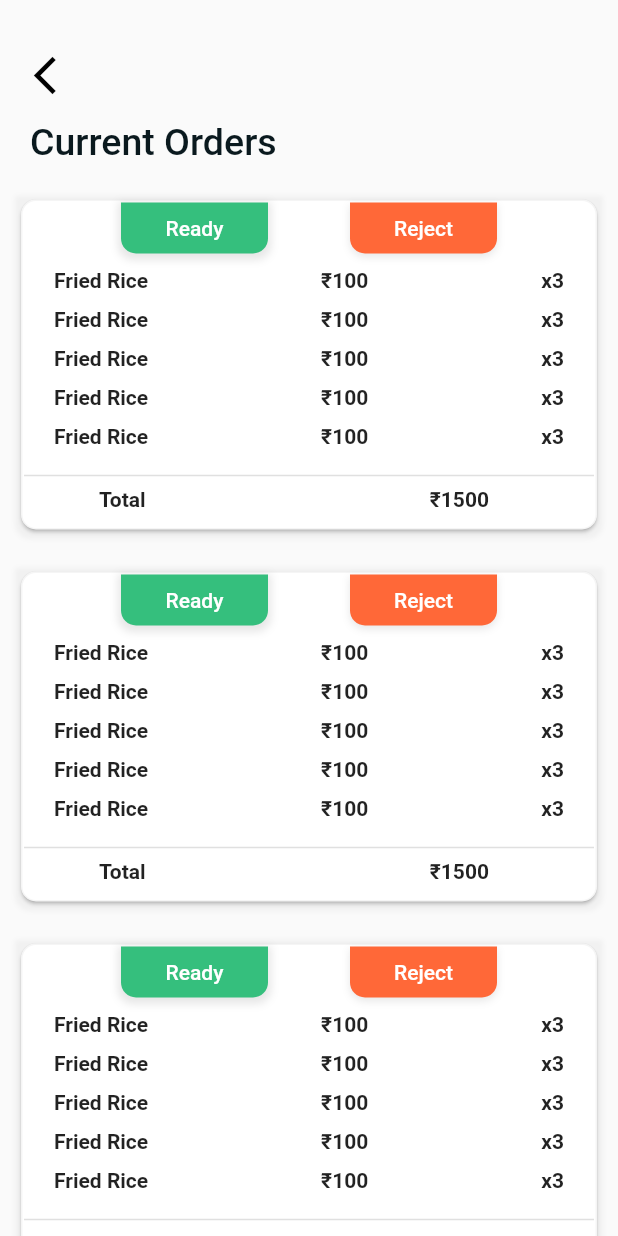
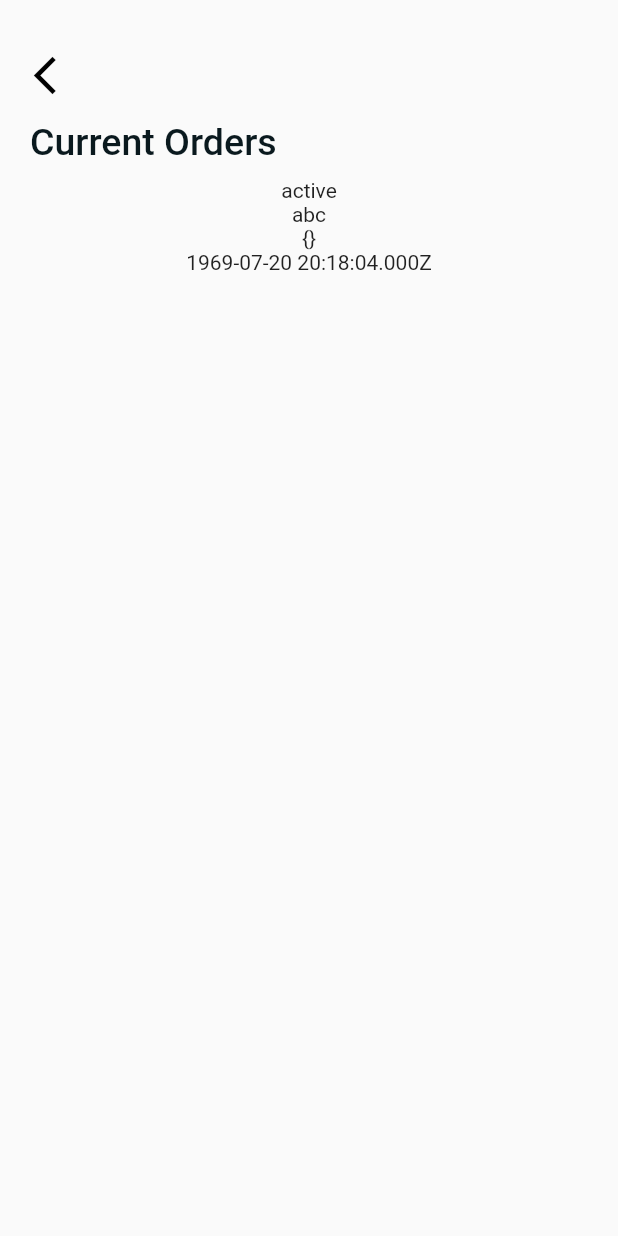
Before and after one commit to architsangal/foodfast, a Flutter app: the CurrentOrdersPage screen opened directly, on a phone screen of 412 x 824 dp. Run offline on Flutter 3.47's test engine with Material 2 defaults, Android fonts, the phone set to English and light mode, and no system bars; our stand-ins replace cloud_firestore, email_validator, firebase_auth, firebase_core, toast; accounts and stored records are empty.

Commit message:
order details printing without UI on current orders screen

```diff
--- a/lib/screens/managerside/Current_orders/current_orders.dart
+++ b/lib/screens/managerside/Current_orders/current_orders.dart
@@ -2,6 +2,8 @@
 
 import 'package:flutter/material.dart';
 import 'package:foodfast/screens/managerside/widgets/order_card.dart';
+import 'package:foodfast/screens/userside/providers/order_provider.dart';
+import 'package:provider/provider.dart';
 
 class CurrentOrdersPage extends StatefulWidget {
   const CurrentOrdersPage({Key? key}) : super(key: key);
@@ -14,6 +16,9 @@ class CurrentOrdersPage extends StatefulWidget {
 class _CurrentOrdersState extends State<CurrentOrdersPage> {
   @override
   Widget build(BuildContext context) {
+    Provider.of<OrderProvider>(context).getorder();
+    final order = Provider.of<OrderProvider>(context);
+
     return Scaffold(
         body: SingleChildScrollView(
       child: Column(
@@ -45,9 +50,18 @@ class _CurrentOrdersState extends State<CurrentOrdersPage> {
               ),
             ),
           ),
-          order_card(),
-          order_card(),
-          order_card(),
+          Text(
+            order.order.type.toString()
+          ),
+          Text(
+            order.order.userid.toString()
+          ),
+          Text(
+            order.order.cart.toString()
+          ),
+          Text(
+            order.order.datetime.toString()
+          )
         ],
       ),
     ));
--- a/lib/screens/managerside/widgets/order_card.dart
+++ b/lib/screens/managerside/widgets/order_card.dart
@@ -1,29 +1,38 @@
 import 'package:flutter/material.dart';
-class order_card extends StatefulWidget {
-  order_card({Key? key}) : super(key: key);
+import 'package:foodfast/screens/userside/models/cart_item.dart';
 
-  @override
-  State<order_card> createState() => _order_cardState();
-}
+class OrderCard extends StatelessWidget {
+  final String userid;
+  final Map<String,CartItem> cart;
+  final DateTime datetime;
+  final String type;
 
-class _order_cardState extends State<order_card> {
+  const OrderCard({
+    Key? key,
+    required this.userid,
+    required this.cart,
+    required this.datetime,
+    required this.type,
+  }) : super(key: key);
+
   @override
   Widget build(BuildContext context) {
     return Container(
       decoration: BoxDecoration(
-            borderRadius: BorderRadius.only(bottomLeft: Radius.circular(10), bottomRight: Radius.circular(10)),
+        borderRadius: const BorderRadius.only(
+            bottomLeft: Radius.circular(10), bottomRight: Radius.circular(10)),
         boxShadow: [
           BoxShadow(
             color: Colors.grey.withOpacity(0.1),
             blurRadius: 2.0,
             spreadRadius: 0.0,
-                offset: Offset(0, 2),
+            offset: const Offset(0, 2),
           ), //BoxShadow
           //BoxShadow
         ],
       ),
       // alignment: Alignment.topLeft,
-          margin: EdgeInsets.fromLTRB(10, 10, 10, 10),
+      margin: const EdgeInsets.fromLTRB(10, 10, 10, 10),
       child: Card(
         color: Colors.white,
         //  elevation: 3,
@@ -49,22 +58,23 @@ class _order_cardState extends State<order_card> {
                       height: 34,
                       width: 98,
                       decoration: BoxDecoration(
-                            color: Color(0xFF35BF7D),
-                            borderRadius:
-                                BorderRadius.only(bottomLeft: Radius.circular(10), bottomRight: Radius.circular(10)),
+                        color: const Color(0xFF35BF7D),
+                        borderRadius: const BorderRadius.only(
+                            bottomLeft: Radius.circular(10),
+                            bottomRight: Radius.circular(10)),
                         boxShadow: [
                           BoxShadow(
                             color: Colors.grey.withOpacity(0.25),
                             blurRadius: 4.0,
                             spreadRadius: 2.0,
-                                offset: Offset(0, 2),
+                            offset: const Offset(0, 2),
                           ), //BoxShadow
                           //BoxShadow
                         ],
                       ),
                       child: TextButton(
                         onPressed: () {},
-                            child: Text(
+                        child: const Text(
                           "Ready",
                           style: TextStyle(color: Colors.white),
                         ),
@@ -74,22 +84,23 @@ class _order_cardState extends State<order_card> {
                       height: 34,
                       width: 98,
                       decoration: BoxDecoration(
-                            color: Color(0xFFFF6838),
-                            borderRadius:
-                                BorderRadius.only(bottomLeft: Radius.circular(10), bottomRight: Radius.circular(10)),
+                        color: const Color(0xFFFF6838),
+                        borderRadius: const BorderRadius.only(
+                            bottomLeft: Radius.circular(10),
+                            bottomRight: Radius.circular(10)),
                         boxShadow: [
                           BoxShadow(
                             color: Colors.grey.withOpacity(0.25),
                             blurRadius: 4.0,
                             spreadRadius: 0.0,
-                                offset: Offset(0, 2),
+                            offset: const Offset(0, 2),
                           ), //BoxShadow
                           //BoxShadow
                         ],
                       ),
                       child: TextButton(
                           onPressed: () {},
-                              child: Text(
+                          child: const Text(
                             "Reject",
                             style: TextStyle(color: Colors.white),
                           )),
@@ -97,11 +108,13 @@ class _order_cardState extends State<order_card> {
                   ],
                 ),
               ),
+
+
               Padding(
-                    padding: EdgeInsets.fromLTRB(20, 0, 20, 10),
+                padding: const EdgeInsets.fromLTRB(20, 0, 20, 10),
                 child: Row(
                   mainAxisAlignment: MainAxisAlignment.spaceBetween,
-                      children: [
+                  children: const [
                     Text(
                       "Fried Rice",
                       style: TextStyle(
@@ -123,11 +136,9 @@ class _order_cardState extends State<order_card> {
                   ],
                 ),
               ),
-                  Padding(
-                    padding: EdgeInsets.fromLTRB(20, 0, 20, 10),
-                    child: Row(
+              Row(
                 mainAxisAlignment: MainAxisAlignment.spaceBetween,
-                      children: [
+                children: const [
                   Text(
                     "Fried Rice",
                     style: TextStyle(
@@ -148,93 +159,15 @@ class _order_cardState extends State<order_card> {
                   ),
                 ],
               ),
-                  ),
-                  Padding(
-                    padding: EdgeInsets.fromLTRB(20, 0, 20, 10),
-                    child: Row(
-                      mainAxisAlignment: MainAxisAlignment.spaceBetween,
-                      children: [
-                        Text(
-                          "Fried Rice",
-                          style: TextStyle(
-                            fontWeight: FontWeight.bold,
-                          ),
-                        ),
-                        Text(
-                          "₹100",
-                          style: TextStyle(
-                            fontWeight: FontWeight.bold,
-                          ),
-                        ),
-                        Text(
-                          "x3",
-                          style: TextStyle(
-                            fontWeight: FontWeight.bold,
-                          ),
-                        ),
-                      ],
-                    ),
-                  ),
-                  Padding(
-                    padding: EdgeInsets.fromLTRB(20, 0, 20, 10),
-                    child: Row(
-                      mainAxisAlignment: MainAxisAlignment.spaceBetween,
-                      children: [
-                        Text(
-                          "Fried Rice",
-                          style: TextStyle(
-                            fontWeight: FontWeight.bold,
-                          ),
-                        ),
-                        Text(
-                          "₹100",
-                          style: TextStyle(
-                            fontWeight: FontWeight.bold,
-                          ),
-                        ),
-                        Text(
-                          "x3",
-                          style: TextStyle(
-                            fontWeight: FontWeight.bold,
-                          ),
-                        ),
-                      ],
-                    ),
-                  ),
-                  Padding(
-                    padding: EdgeInsets.fromLTRB(20, 0, 20, 10),
-                    child: Row(
-                      mainAxisAlignment: MainAxisAlignment.spaceBetween,
-                      children: [
-                        Text(
-                          "Fried Rice",
-                          style: TextStyle(
-                            fontWeight: FontWeight.bold,
-                          ),
-                        ),
-                        Text(
-                          "₹100",
-                          style: TextStyle(
-                            fontWeight: FontWeight.bold,
-                          ),
-                        ),
-                        Text(
-                          "x3",
-                          style: TextStyle(
-                            fontWeight: FontWeight.bold,
-                          ),
-                        ),
-                      ],
-                    ),
-                  ),
-                  Divider(
+
+              const Divider(
                 thickness: 1,
               ),
               Padding(
-                    padding: EdgeInsets.fromLTRB(50, 0, 70, 10),
+                padding: const EdgeInsets.fromLTRB(50, 0, 70, 10),
                 child: Row(
                   mainAxisAlignment: MainAxisAlignment.spaceBetween,
-                      children: [
+                  children: const [
                     Text(
                       "Total",
                       style: TextStyle(
@@ -255,5 +188,6 @@ class _order_cardState extends State<order_card> {
         ),
       ),
     );
+    ;
   }
 }
--- a/lib/screens/userside/providers/order_provider.dart
+++ b/lib/screens/userside/providers/order_provider.dart
@@ -18,7 +18,7 @@ class OrderProvider with ChangeNotifier {
       Timestamp t = data['datetime'];
       order.datetime = DateTime.fromMillisecondsSinceEpoch(t.millisecondsSinceEpoch);
       order.type = data['type'];
-      order.userid = data['id'];
+      order.userid = data['userid'];
 
       var cartData = data['cart'] as Map<String, dynamic>;
 // Iterating through a map and parsing every
```
Lines whose indentation alone changed are shown as unchanged.
